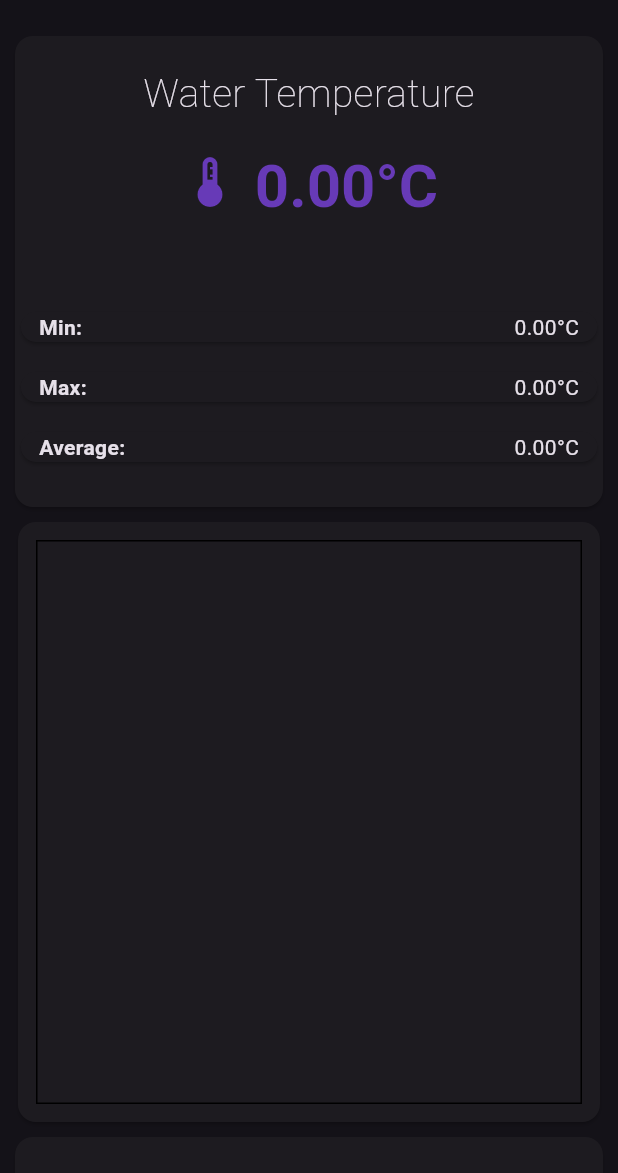
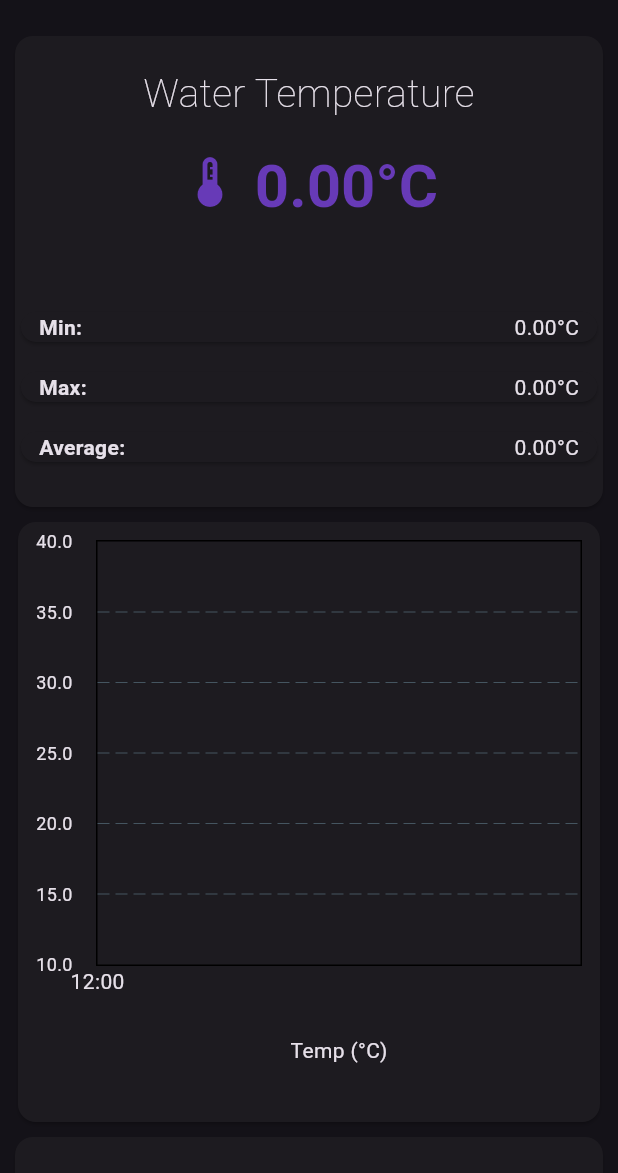
Before and after one commit to Narin-Laboratory/UDAWA-Frontend, a Flutter app: the DamodarDashboardScreen screen opened directly, on a phone screen of 412 x 824 dp, the part 63-1236 px from its top. Run offline on Flutter 3.47's test engine with Material 3 defaults, Android fonts, the phone set to English and light mode, and no system bars; drawn by our look-alikes of fl_chart; our stand-ins replace bloc, flutter_bloc, multicast_dns.

Commit message:
improved chart

```diff
--- a/lib/data/data_provider/websocket_data_provider.dart
+++ b/lib/data/data_provider/websocket_data_provider.dart
@@ -55,8 +55,6 @@ class WebSocketService extends ChangeNotifier {
       }, onError: (error) {
         // Handle errors
         _isConnected = false;
-        _context?.read<WebSocketBloc>().add(
-            WebSocketOnError(error: "WebSocket server error has occured!"));
       });
     } catch (e) {
       // Connection error handling
--- a/lib/presentation/screens/damodar_dashboard_screen.dart
+++ b/lib/presentation/screens/damodar_dashboard_screen.dart
@@ -127,14 +127,24 @@ class _VanillaDashboardScreenState extends State<DamodarDashboardScreen> {
                   max: damodarSensors.celsMax,
                   average: damodarSensors.celsAvg),
               GenericLineChart(
-                  data: celsiusData, title: "Celsius", yAxisLabel: "Temp (°C)"),
+                data: celsiusData,
+                title: "Celsius",
+                yAxisLabel: "Temp (°C)",
+                minY: 10,
+                maxY: 40,
+              ),
               WaterTDSWidget(
                   tds: damodarSensors.ppm,
                   min: damodarSensors.ppmMin,
                   max: damodarSensors.ppmMax,
                   average: damodarSensors.ppmAvg),
               GenericLineChart(
-                  data: tdsData, title: "TDS", yAxisLabel: "TDS (ppm)"),
+                data: tdsData,
+                title: "TDS",
+                yAxisLabel: "TDS (ppm)",
+                minY: 0,
+                maxY: 1800,
+              ),
             ],
           ),
         ),
--- a/lib/presentation/widgets/generic_line_chart_widget.dart
+++ b/lib/presentation/widgets/generic_line_chart_widget.dart
@@ -6,12 +6,16 @@ class GenericLineChart extends StatelessWidget {
   final List<FlSpot> data;
   final String title;
   final String yAxisLabel;
+  final double minY;
+  final double maxY;
 
   const GenericLineChart({
     Key? key,
     required this.data,
     required this.title,
     required this.yAxisLabel,
+    this.minY = 0,
+    this.maxY = 100,
   }) : super(key: key);
 
   @override
@@ -22,10 +26,12 @@ class GenericLineChart extends StatelessWidget {
       margin: const EdgeInsets.all(6.0), // Add optional margin
       child: Container(
         // Use a container for potential padding
-        padding: const EdgeInsets.all(12.0), // Add optional padding
+        padding: const EdgeInsets.fromLTRB(12.0, 12.0, 12.0, 32.0),
         height: 400, // Adjust height as needed
         child: LineChart(
           LineChartData(
+            minY: minY,
+            maxY: maxY,
             lineBarsData: [
               LineChartBarData(
                 spots: data,
@@ -35,25 +41,31 @@ class GenericLineChart extends StatelessWidget {
             titlesData: FlTitlesData(
               show: true,
               bottomTitles: AxisTitles(
+                axisNameSize: 32,
+                axisNameWidget: Text(yAxisLabel),
                 sideTitles: SideTitles(
-                  showTitles: false,
+                  showTitles: true,
                   reservedSize: 40, // Adjust if needed
                   getTitlesWidget: (value, meta) {
                     final DateTime timestamp =
                         DateTime.fromMillisecondsSinceEpoch(
                             value.toInt() * 1000);
                     // Customize format:
-                    return Text(DateFormat('hh:mm')
-                        .format(timestamp)); // Example: Hour:Minutes
+                    if (timestamp.second % 30 == 0) {
+                      return Text(DateFormat('hh:mm').format(timestamp));
+                    }
+
+                    return const Text("");
+                    // Example: Hour:Minutes
                   },
                 ),
               ),
               leftTitles: AxisTitles(
                 sideTitles: SideTitles(
-                  showTitles: false,
+                  showTitles: true,
                   reservedSize: 40, // Adjust for label length
                   getTitlesWidget: (value, meta) => Text(
-                    yAxisLabel,
+                    value.toString(),
                     style: const TextStyle(fontSize: 12),
                   ),
                 ),
```
